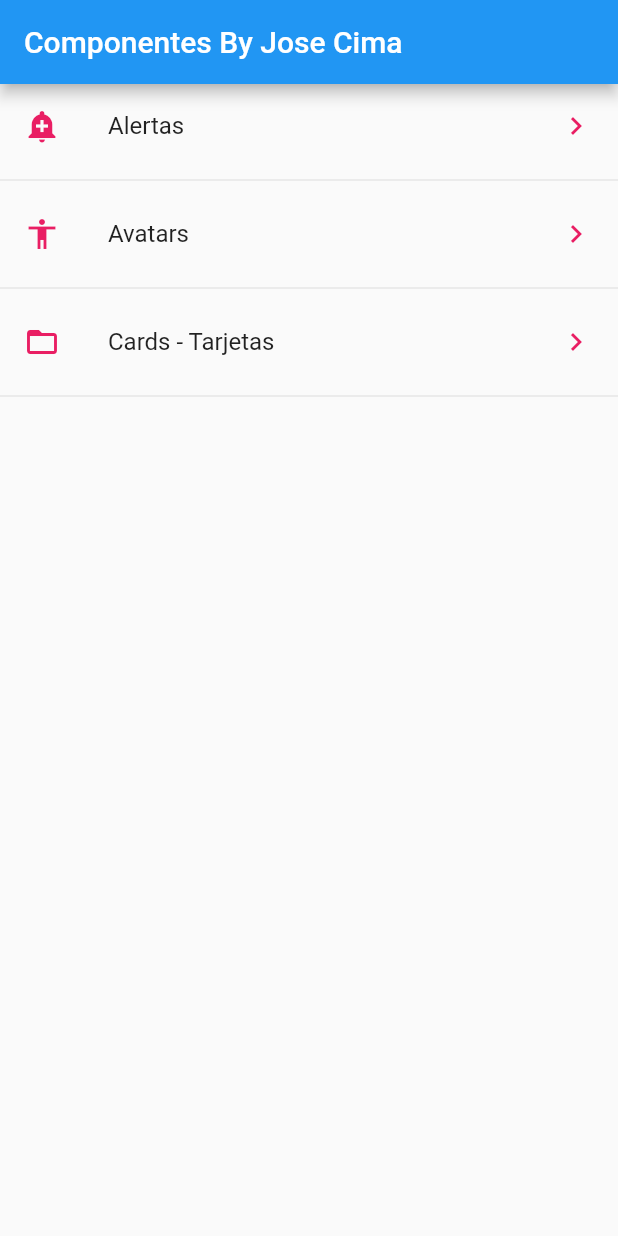
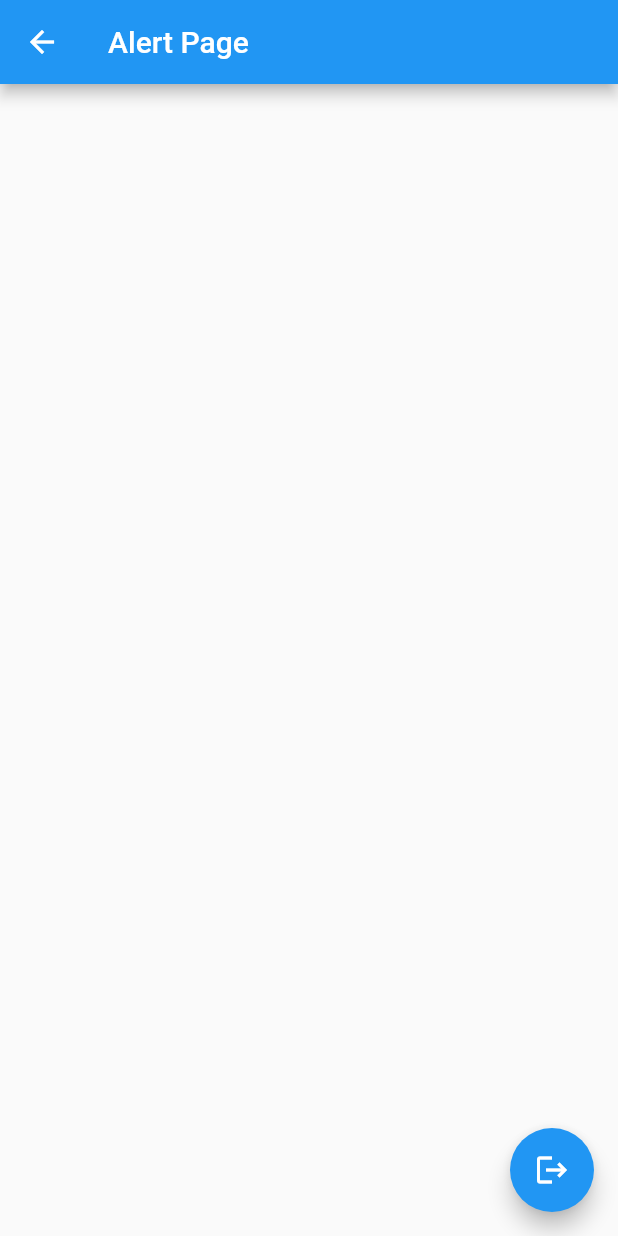
Before and after one commit to JoseCima/componentes, a Flutter app: the screen it shows after launch, after a tap on "Alertas", on a phone screen of 412 x 824 dp. Run offline on Flutter 3.47's test engine with Material 2 defaults, Android fonts, the phone set to English and light mode, and no system bars.

Commit message:
Navegar a una nueva pantalla en Flutter

```diff
--- /dev/null
+++ b/lib/src/pages/alert_page.dart
@@ -0,0 +1,19 @@
+import 'package:flutter/material.dart';
+
+class AlertPage extends StatelessWidget {
+
+  @override
+  Widget build(BuildContext context) {
+    return Scaffold(
+      appBar: AppBar(
+        title: Text('Alert Page'),
+      ),
+      floatingActionButton: FloatingActionButton(
+        child: Icon(Icons.logout),
+        onPressed: (){
+          Navigator.pop(context);
+        },
+      ),
+    );
+  }
+}
--- a/lib/src/pages/home_page.dart
+++ b/lib/src/pages/home_page.dart
@@ -1,4 +1,5 @@
 
+import 'package:componentes/src/pages/alert_page.dart';
 import 'package:flutter/material.dart';
 import '../providers/menu_provider.dart';
 import 'package:componentes/src/utils/icono_string_util.dart';
@@ -47,6 +48,11 @@ class  HomePage extends StatelessWidget {
         trailing: Icon(Icons.keyboard_arrow_right, color: Colors.pink),
         onTap:(){
 
+          final route = MaterialPageRoute(
+             builder: (context) =>  AlertPage()
+
+          );
+          Navigator.push(context, route);
         }
       );
 
```
Also changed, not shown: lib/src/pages/avatar_page.dart (added, +13 -0 lines).
